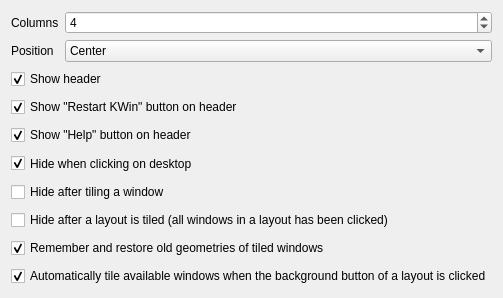
This is package/contents/ui/config.ui in qewer33/Exquisite as Qt 5 draws it before an edit. The edited form follows.
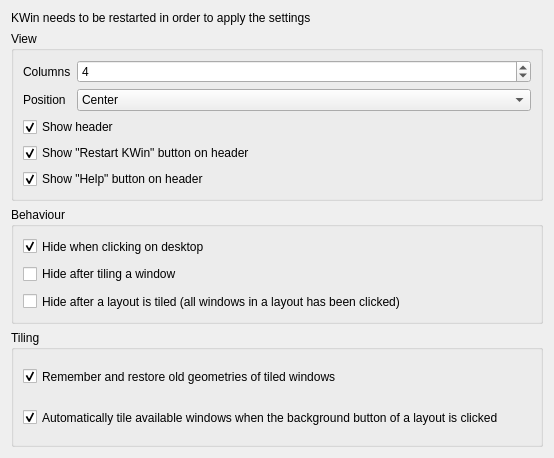
This is the edited form.

Commit message: Organize config ui

```diff
--- a/package/contents/ui/config.ui
+++ b/package/contents/ui/config.ui
@@ -6,12 +6,25 @@
    <rect>
     <x>0</x>
     <y>0</y>
-    <width>454</width>
-    <height>298</height>
+    <width>554</width>
+    <height>458</height>
    </rect>
   </property>
   <layout class="QVBoxLayout" name="verticalLayout">
    <item>
+    <widget class="QLabel" name="label_3">
+     <property name="text">
+      <string>KWin needs to be restarted in order to apply the settings</string>
+     </property>
+    </widget>
+   </item>
+   <item>
+    <widget class="QGroupBox" name="groupBox">
+     <property name="title">
+      <string>View</string>
+     </property>
+     <layout class="QVBoxLayout" name="verticalLayout_3">
+      <item>
     <layout class="QFormLayout" name="formLayout">
      <item row="0" column="0">
       <widget class="QLabel" name="label">
@@ -139,6 +152,15 @@
      </property>
     </widget>
    </item>
+     </layout>
+    </widget>
+   </item>
+   <item>
+    <widget class="QGroupBox" name="groupBox_2">
+     <property name="title">
+      <string>Behaviour</string>
+     </property>
+     <layout class="QVBoxLayout" name="verticalLayout_4">
    <item>
     <widget class="QCheckBox" name="kcfg_hideOnDesktopClick">
      <property name="sizePolicy">
@@ -184,6 +206,15 @@
      </property>
     </widget>
    </item>
+     </layout>
+    </widget>
+   </item>
+   <item>
+    <widget class="QGroupBox" name="groupBox_3">
+     <property name="title">
+      <string>Tiling</string>
+     </property>
+     <layout class="QVBoxLayout" name="verticalLayout_5">
    <item>
     <widget class="QCheckBox" name="kcfg_rememberWindowGeometries">
      <property name="sizePolicy">
@@ -214,6 +245,9 @@
      <property name="checked">
       <bool>true</bool>
      </property>
+       </widget>
+      </item>
+     </layout>
     </widget>
    </item>
   </layout>
```
Left out of the diff: 26 changed lines with no effect on the pictures. Lines whose indentation alone changed are shown as unchanged.
